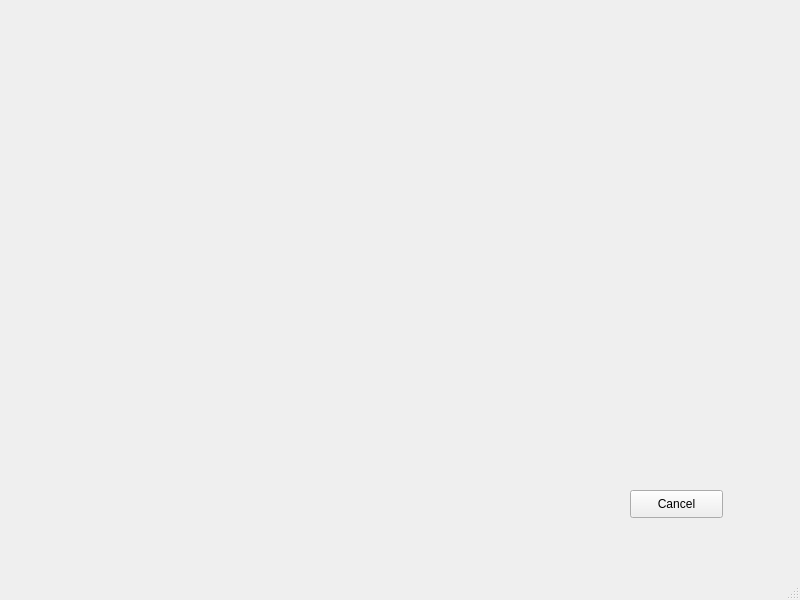
The window that GJR/views/updateTicket.ui (CaduRomaniello/GJR) describes before a commit, drawn with Qt 5.
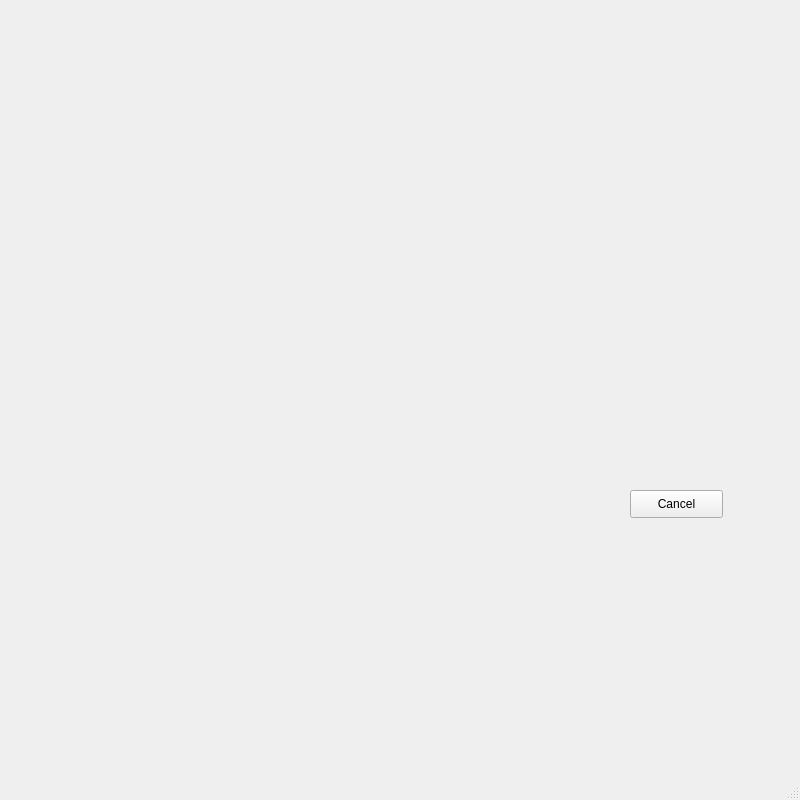
The same window after the commit.

Diff of the .ui file:
```diff
--- a/GJR/views/updateTicket.ui
+++ b/GJR/views/updateTicket.ui
@@ -7,9 +7,21 @@
     <x>0</x>
     <y>0</y>
     <width>800</width>
-    <height>600</height>
+    <height>800</height>
    </rect>
   </property>
+  <property name="minimumSize">
+   <size>
+    <width>800</width>
+    <height>800</height>
+   </size>
+  </property>
+  <property name="maximumSize">
+   <size>
+    <width>800</width>
+    <height>800</height>
+   </size>
+  </property>
   <property name="windowTitle">
    <string>MainWindow</string>
   </property>
```
Left out of the diff: 2 changed lines with no effect on the pictures.
